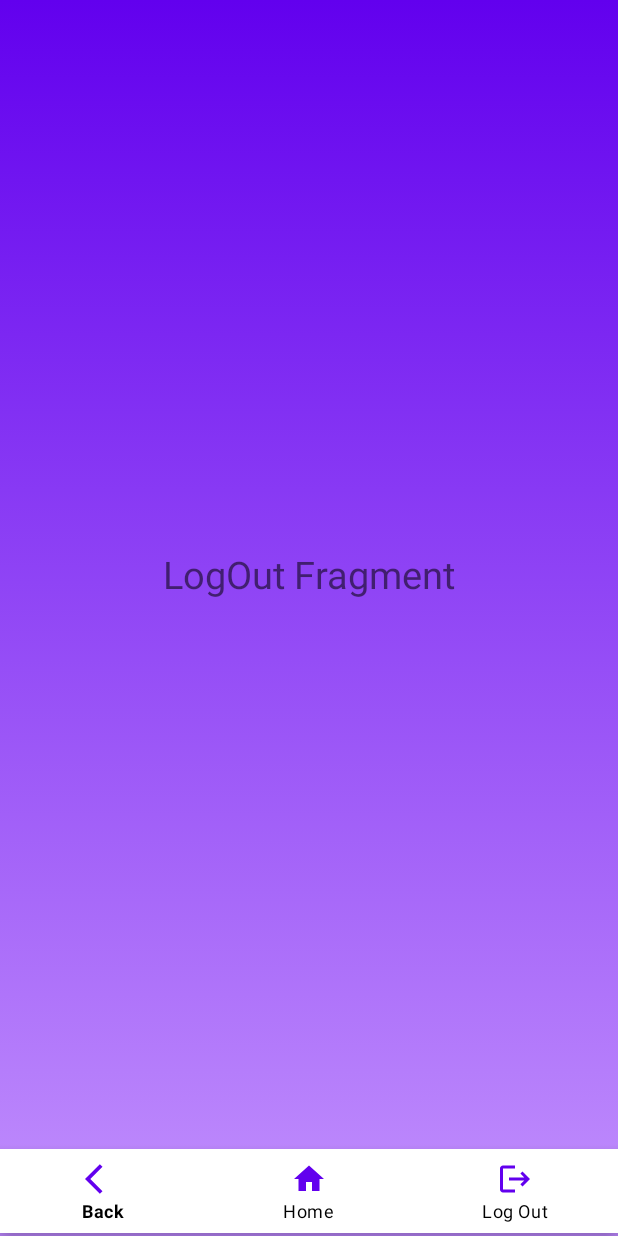
After one commit to shan18u/BuildPlan-App, an Android app: the fragment LogOutFragment placed in its activity, on a phone screen of 412 x 824 dp. The commit adds this screen. Run offline under Robolectric (Android 15) with nearby library versions, the phone set to English and light mode, and no system bars.

Commit message:
Nav bar and fragments

```diff
--- a/app/build.gradle
+++ b/app/build.gradle
@@ -22,6 +22,9 @@ android {
             proguardFiles getDefaultProguardFile('proguard-android-optimize.txt'), 'proguard-rules.pro'
         }
     }
+    buildFeatures{
+        viewBinding true
+    }
     compileOptions {
         sourceCompatibility JavaVersion.VERSION_1_8
         targetCompatibility JavaVersion.VERSION_1_8
--- /dev/null
+++ b/app/src/main/java/com/example/buildplan/LogOutFragment.java
@@ -0,0 +1,20 @@
+package com.example.buildplan;
+
+import android.os.Bundle;
+
+import androidx.fragment.app.Fragment;
+
+import android.view.LayoutInflater;
+import android.view.View;
+import android.view.ViewGroup;
+
+
+public class LogOutFragment extends Fragment {
+    @Override
+    public View onCreateView(LayoutInflater inflater, ViewGroup container,
+                             Bundle savedInstanceState) {
+
+
+        return inflater.inflate(R.layout.fragment_log_out, container, false);
+    }
+}
--- /dev/null
+++ b/app/src/main/res/drawable/ic_baseline_arrow_back_ios_24.xml
@@ -0,0 +1,5 @@
+<vector android:autoMirrored="true" android:height="24dp"
+    android:tint="#5736EC" android:viewportHeight="24"
+    android:viewportWidth="24" android:width="24dp" xmlns:android="http://schemas.android.com/apk/res/android">
+    <path android:fillColor="@android:color/white" android:pathData="M11.67,3.87L9.9,2.1 0,12l9.9,9.9 1.77,-1.77L3.54,12z"/>
+</vector>
--- /dev/null
+++ b/app/src/main/res/drawable/ic_baseline_home_24.xml
@@ -0,0 +1,5 @@
+<vector android:height="24dp" android:tint="#5736EC"
+    android:viewportHeight="24" android:viewportWidth="24"
+    android:width="24dp" xmlns:android="http://schemas.android.com/apk/res/android">
+    <path android:fillColor="@android:color/white" android:pathData="M10,20v-6h4v6h5v-8h3L12,3 2,12h3v8z"/>
+</vector>
--- /dev/null
+++ b/app/src/main/res/drawable/ic_baseline_logout_24.xml
@@ -0,0 +1,5 @@
+<vector android:autoMirrored="true" android:height="24dp"
+    android:tint="#5736EC" android:viewportHeight="24"
+    android:viewportWidth="24" android:width="24dp" xmlns:android="http://schemas.android.com/apk/res/android">
+    <path android:fillColor="@android:color/white" android:pathData="M17,7l-1.41,1.41L18.17,11H8v2h10.17l-2.58,2.58L17,17l5,-5zM4,5h8V3H4c-1.1,0 -2,0.9 -2,2v14c0,1.1 0.9,2 2,2h8v-2H4V5z"/>
+</vector>
--- a/app/src/main/res/layout/activity_main.xml
+++ b/app/src/main/res/layout/activity_main.xml
@@ -2,8 +2,35 @@
 <androidx.constraintlayout.widget.ConstraintLayout xmlns:android="http://schemas.android.com/apk/res/android"
     xmlns:app="http://schemas.android.com/apk/res-auto"
     xmlns:tools="http://schemas.android.com/tools"
+    android:id="@+id/mainLayout"
     android:layout_width="match_parent"
     android:layout_height="match_parent"
-    tools:context=".MainActivity"
     android:background="@drawable/gradient_list"
-    android:id="@+id/mainLayout"/>
+    tools:context=".MainActivity">
+
+
+    <FrameLayout
+        android:id="@+id/container"
+        android:layout_width="0dp"
+        android:layout_height="0dp"
+        app:layout_constraintBottom_toTopOf="@+id/bottom_navigation"
+        app:layout_constraintEnd_toEndOf="parent"
+        app:layout_constraintStart_toStartOf="parent"
+        app:layout_constraintTop_toTopOf="parent"
+    />
+
+    <com.google.android.material.bottomnavigation.BottomNavigationView
+        android:id="@+id/bottom_navigation"
+        android:layout_width="match_parent"
+        android:layout_height="wrap_content"
+        app:itemIconTint="@color/purple_500"
+        app:itemTextColor="#000000"
+        app:layout_constraintBottom_toBottomOf="parent"
+        app:layout_constraintEnd_toEndOf="parent"
+        app:layout_constraintStart_toStartOf="parent"
+        app:layout_constraintTop_toTopOf="parent"
+        app:layout_constraintVertical_bias="0.997"
+        app:menu="@menu/bottom_nav_menu" />
+
+
+</androidx.constraintlayout.widget.ConstraintLayout>
--- /dev/null
+++ b/app/src/main/res/layout/fragment_log_out.xml
@@ -0,0 +1,16 @@
+<?xml version="1.0" encoding="utf-8"?>
+<FrameLayout xmlns:android="http://schemas.android.com/apk/res/android"
+    xmlns:tools="http://schemas.android.com/tools"
+    android:layout_width="match_parent"
+    android:layout_height="match_parent"
+    android:background="@drawable/gradient_list"
+    tools:context=".HomeFragment">
+
+    <TextView
+        android:layout_width="wrap_content"
+        android:layout_height="wrap_content"
+        android:text="LogOut Fragment"
+        android:textSize="25dp"
+        android:layout_gravity="center"/>
+
+</FrameLayout>
--- /dev/null
+++ b/app/src/main/res/menu/bottom_nav_menu.xml
@@ -0,0 +1,16 @@
+<?xml version="1.0" encoding="utf-8"?>
+<menu xmlns:android="http://schemas.android.com/apk/res/android">
+    <item android:id="@+id/back"
+        android:title="Back"
+        android:icon="@drawable/ic_baseline_arrow_back_ios_24"
+        />
+
+    <item android:id="@+id/home"
+        android:title="Home"
+        android:icon="@drawable/ic_baseline_home_24"/>
+
+    <item android:id="@+id/logout"
+        android:title="Log Out"
+        android:icon="@drawable/ic_baseline_logout_24"/>
+
+</menu>
--- a/app/src/main/res/values/strings.xml
+++ b/app/src/main/res/values/strings.xml
@@ -1,3 +1,5 @@
 <resources>
     <string name="app_name">Build Plan</string>
+    <!-- TODO: Remove or change this placeholder text -->
+    <string name="hello_blank_fragment">Hello blank fragment</string>
 </resources>
```
Also changed, not shown: app/src/main/java/com/example/buildplan/BackFragment.java (added, +19 -0 lines), app/src/main/java/com/example/buildplan/HomeFragment.java (added, +17 -0 lines), app/src/main/java/com/example/buildplan/MainActivity.java (+44 -3 lines), app/src/main/res/layout/fragment_back.xml (added, +16 -0 lines), app/src/main/res/layout/fragment_home.xml (added, +16 -0 lines).
